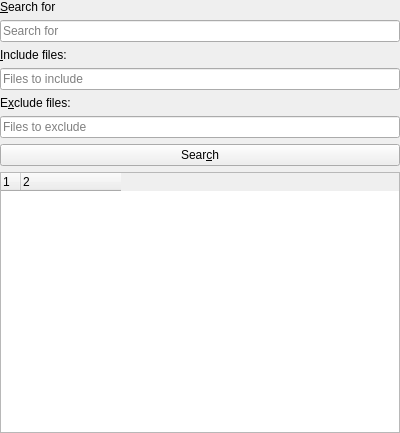
First picture: the form in src/plugins/ProjectManager/ProjectSearchGUI.ui, repository diegoiast/qtedit4, before the edit.
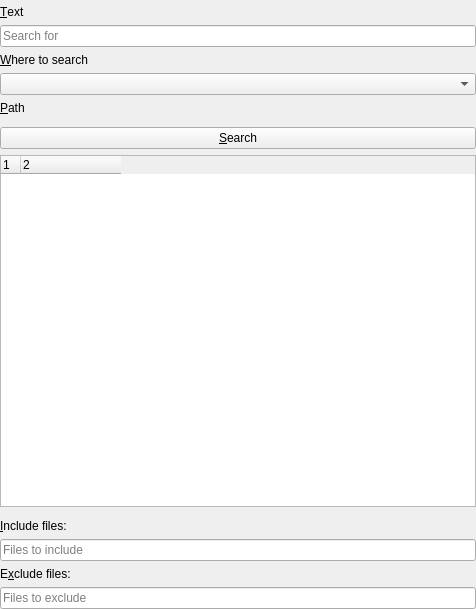
Second picture: the form after the edit. Custom widgets are drawn as their Qt base class.

Commit message:
ProjectSearch: add search in custom paths (#53)
The search sidebar can search in specific project, or a custom path.

closes #53

Patch:
```diff
--- a/src/plugins/ProjectManager/ProjectSearchGUI.ui
+++ b/src/plugins/ProjectManager/ProjectSearchGUI.ui
@@ -6,8 +6,8 @@
    <rect>
     <x>0</x>
     <y>0</y>
-    <width>400</width>
-    <height>433</height>
+    <width>476</width>
+    <height>609</height>
    </rect>
   </property>
   <property name="focusPolicy">
@@ -21,7 +21,7 @@
     <number>0</number>
    </property>
    <property name="topMargin">
-    <number>0</number>
+    <number>5</number>
    </property>
    <property name="rightMargin">
     <number>0</number>
@@ -32,7 +32,7 @@
    <item>
     <widget class="QLabel" name="label">
      <property name="text">
-      <string>&amp;Search for</string>
+      <string>&amp;Text</string>
      </property>
      <property name="buddy">
       <cstring>searchFor</cstring>
@@ -47,9 +47,9 @@
     </widget>
    </item>
    <item>
-    <widget class="QLabel" name="label_2">
+    <widget class="QLabel" name="label_4">
      <property name="text">
-      <string>&amp;Include files:</string>
+      <string>&amp;Where to search</string>
      </property>
      <property name="buddy">
       <cstring>includeFiles</cstring>
@@ -57,16 +57,12 @@
     </widget>
    </item>
    <item>
-    <widget class="QLineEdit" name="includeFiles">
-     <property name="placeholderText">
-      <string>Files to include</string>
-     </property>
-    </widget>
+    <widget class="QComboBox" name="sourceCombo"/>
    </item>
    <item>
-    <widget class="QLabel" name="label_3">
+    <widget class="QLabel" name="pathEditLabel">
      <property name="text">
-      <string>E&amp;xclude files:</string>
+      <string>&amp;Path</string>
      </property>
      <property name="buddy">
       <cstring>excludeFiles</cstring>
@@ -74,16 +70,12 @@
     </widget>
    </item>
    <item>
-    <widget class="QLineEdit" name="excludeFiles">
-     <property name="placeholderText">
-      <string>Files to exclude</string>
-     </property>
-    </widget>
+    <widget class="QPathEdit" name="pathEdit" native="true"/>
    </item>
    <item>
     <widget class="QPushButton" name="searchButton">
      <property name="text">
-      <string>Sear&amp;ch</string>
+      <string>&amp;Search</string>
      </property>
     </widget>
    </item>
@@ -122,8 +114,59 @@
      </column>
     </widget>
    </item>
+   <item>
+    <widget class="LoadingWidget" name="progressIndicator" native="true"/>
+   </item>
+   <item>
+    <widget class="QLabel" name="label_2">
+     <property name="text">
+      <string>&amp;Include files:</string>
+     </property>
+     <property name="buddy">
+      <cstring>includeFiles</cstring>
+     </property>
+    </widget>
+   </item>
+   <item>
+    <widget class="QLineEdit" name="includeFiles">
+     <property name="placeholderText">
+      <string>Files to include</string>
+     </property>
+    </widget>
+   </item>
+   <item>
+    <widget class="QLabel" name="label_3">
+     <property name="text">
+      <string>E&amp;xclude files:</string>
+     </property>
+     <property name="buddy">
+      <cstring>excludeFiles</cstring>
+     </property>
+    </widget>
+   </item>
+   <item>
+    <widget class="QLineEdit" name="excludeFiles">
+     <property name="placeholderText">
+      <string>Files to exclude</string>
+     </property>
+    </widget>
+   </item>
   </layout>
  </widget>
+ <customwidgets>
+  <customwidget>
+   <class>QPathEdit</class>
+   <extends>QWidget</extends>
+   <header>widgets/QPathEdit.h</header>
+   <container>1</container>
+  </customwidget>
+  <customwidget>
+   <class>LoadingWidget</class>
+   <extends>QWidget</extends>
+   <header>widgets/LoadingWidget.h</header>
+   <container>1</container>
+  </customwidget>
+ </customwidgets>
  <resources/>
  <connections>
   <connection>
```
Left out of the diff: 4 changed lines with no effect on the pictures. The commit also changes 5 other files.
